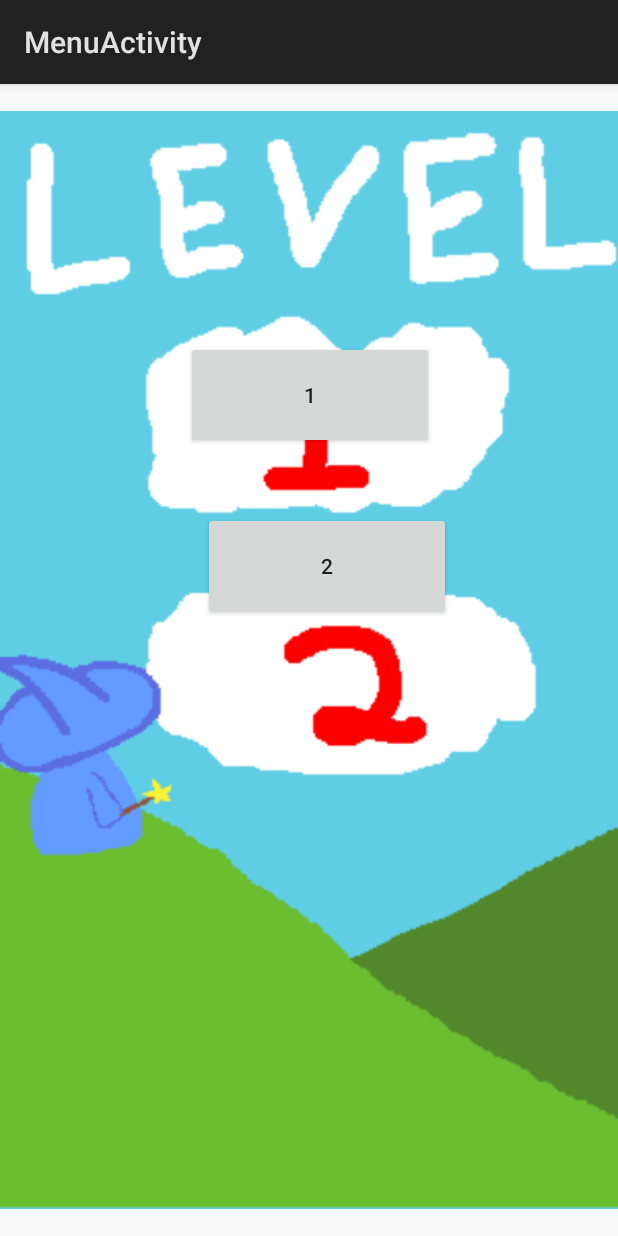
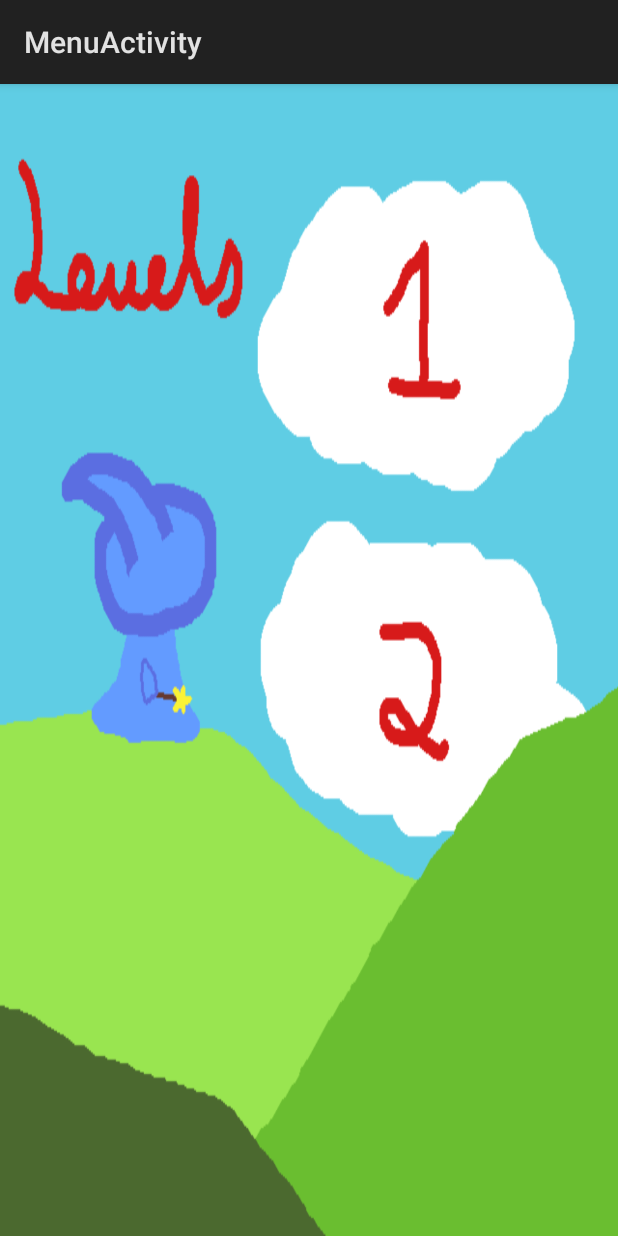
Before and after one commit to JaimeBews/SideScroller-Android, an Android app: the MenuActivity screen opened directly, with no data from a screen before it, on a phone screen of 412 x 824 dp. Run offline under Robolectric (Android 15) with nearby library versions, the light colour scheme and no system bars.

Commit message:
Slight changes to player and ui fixes
change buttons around
player movement and gravity changed

```diff
--- a/SideScroller/app/src/main/java/com/jaime/sidescroller/GamePanel.java
+++ b/SideScroller/app/src/main/java/com/jaime/sidescroller/GamePanel.java
@@ -27,12 +27,12 @@
     int[] data;
 
    // public Obstacle(Bitmap bitmap, float xPos, float yPos);
-    private Bitmap grass = BitmapFactory.decodeResource(getResources(), R.drawable.greenbushlol);
+    private Bitmap grass = BitmapFactory.decodeResource(getResources(), R.drawable.left);
     private Bitmap bullet = BitmapFactory.decodeResource(getResources(), R.drawable.ice_bolt);
     Bitmap resizedbullet = Bitmap.createScaledBitmap(
             bullet, 200, 100, false);
     private Bitmap background = BitmapFactory.decodeResource(getResources(), R.drawable.background_inside);
-    private Bitmap stone = BitmapFactory.decodeResource(getResources(), R.drawable.repeatworldtile);
+    private Bitmap stone = BitmapFactory.decodeResource(getResources(), R.drawable.right);
     Bitmap resizedstone = Bitmap.createScaledBitmap(
             stone, 100, 100, false);
     private Bitmap playerBitmap = BitmapFactory.decodeResource(getResources(), R.drawable.wizardwalk);
@@ -136,6 +136,7 @@
     public boolean onTouchEvent(MotionEvent event){
         switch(event.getAction()) {
             case MotionEvent.ACTION_DOWN:
+            case MotionEvent.ACTION_POINTER_DOWN:
                 if (event.getX()<200&&event.getX()>100&&event.getY()>1000){
                     player.MovementRight = true;
                     faceRight=1;
--- a/SideScroller/app/src/main/java/com/jaime/sidescroller/Player.java
+++ b/SideScroller/app/src/main/java/com/jaime/sidescroller/Player.java
@@ -33,8 +33,8 @@
         m_Bitmap=bitmap;
         m_xPos=xPos;
         m_yPos=yPos;
-        m_XSpeed = 5;
-        m_YAccel=1.1f;
+        m_XSpeed = 10;
+        m_YAccel=1.2f;
         m_YSpeed=1.0f;
     }
     public void draw(Canvas canvas){
@@ -77,7 +77,7 @@
 
         if(Jump) {
             this.m_yPos-=5;
-            m_YSpeed = -20;
+            m_YSpeed = -55;
             Jump=false;
             onGround=false;
         }
--- a/SideScroller/app/src/main/res/layout/activity_menu.xml
+++ b/SideScroller/app/src/main/res/layout/activity_menu.xml
@@ -14,13 +14,13 @@
         android:layout_marginEnd="8dp"
         android:layout_marginStart="8dp"
         android:layout_marginTop="8dp"
-        android:text="1"
+        android:background="@drawable/blank"
         app:layout_constraintBottom_toBottomOf="@+id/imageView"
         app:layout_constraintEnd_toEndOf="parent"
-        app:layout_constraintHorizontal_bias="0.502"
+        app:layout_constraintHorizontal_bias="0.837"
         app:layout_constraintStart_toStartOf="parent"
         app:layout_constraintTop_toTopOf="@+id/imageView"
-        app:layout_constraintVertical_bias="0.24000001" />
+        app:layout_constraintVertical_bias="0.16" />
 
     <Button
         android:id="@+id/b_level2"
@@ -30,24 +30,25 @@
         android:layout_marginEnd="8dp"
         android:layout_marginStart="8dp"
         android:layout_marginTop="8dp"
-        android:text="2"
+        android:background="@drawable/blank"
         app:layout_constraintBottom_toBottomOf="parent"
         app:layout_constraintEnd_toEndOf="parent"
-        app:layout_constraintHorizontal_bias="0.551"
+        app:layout_constraintHorizontal_bias="0.793"
         app:layout_constraintStart_toStartOf="parent"
         app:layout_constraintTop_toBottomOf="@+id/b_level1"
-        app:layout_constraintVertical_bias="0.078" />
+        app:layout_constraintVertical_bias="0.276" />
 
     <ImageView
         android:id="@+id/imageView"
         android:layout_width="0dp"
         android:layout_height="0dp"
-        android:cropToPadding="false"
+        android:background="@drawable/main"
         android:scaleType="fitCenter"
-        android:src="@drawable/main_menu"
+        android:src="@drawable/blank"
+        android:visibility="visible"
         app:layout_constraintBottom_toBottomOf="parent"
         app:layout_constraintEnd_toEndOf="parent"
-        app:layout_constraintHorizontal_bias="0.0"
+        app:layout_constraintHorizontal_bias="1.0"
         app:layout_constraintStart_toStartOf="parent"
         app:layout_constraintTop_toTopOf="parent"
         app:layout_constraintVertical_bias="0.0" />
```
Also changed, not shown: SideScroller/app/src/main/res/drawable/blank.png (added), SideScroller/app/src/main/res/drawable/left.png (added), SideScroller/app/src/main/res/drawable/main.png (added), SideScroller/app/src/main/res/drawable/right.png (added), SideScroller/app/src/main/res/drawable/up.png (added).
